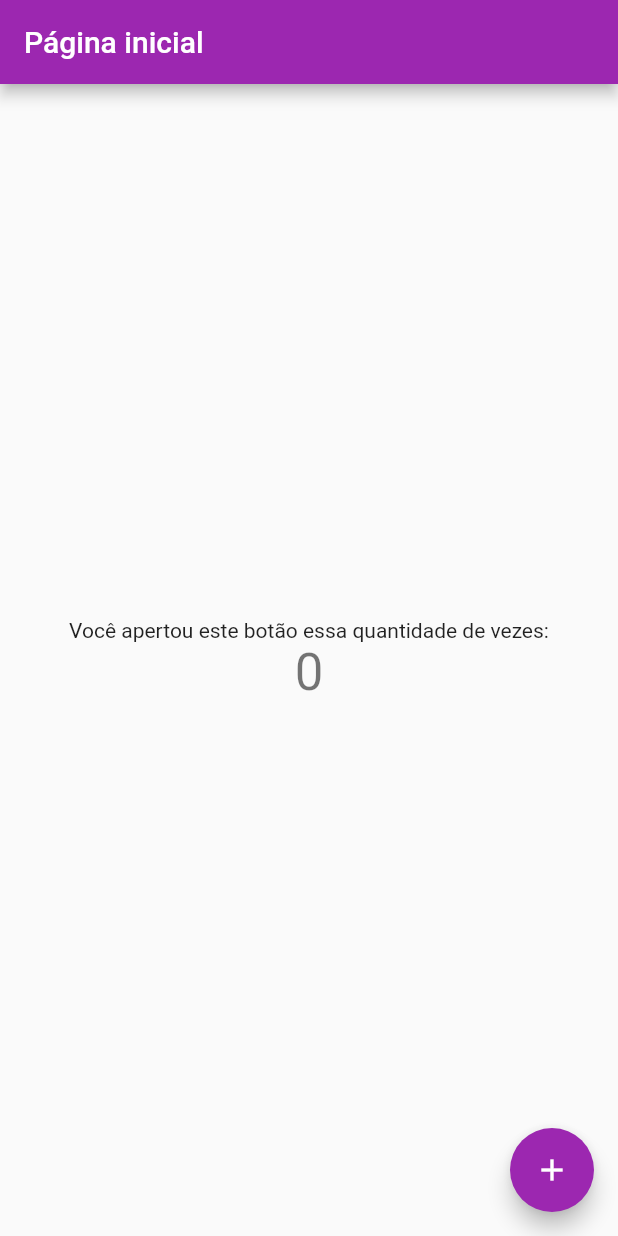
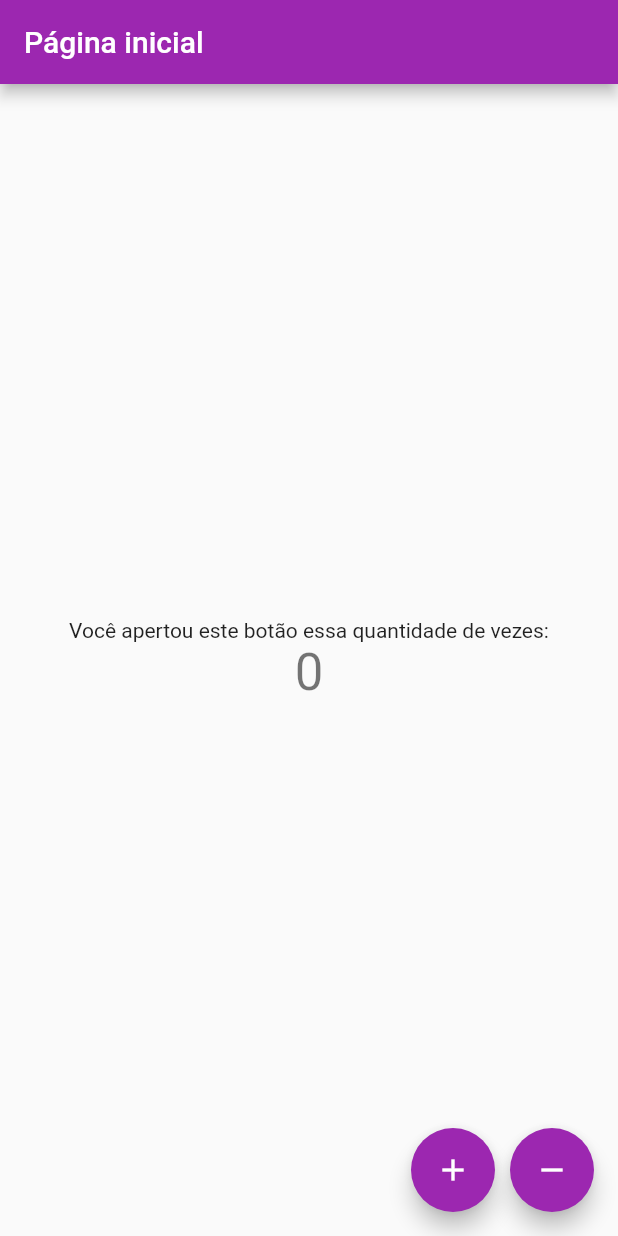
Before and after one commit to Robson019/curso_flutter_ifal, a Flutter app: the screen it shows after launch, on a phone screen of 412 x 824 dp. Run offline on Flutter 3.47's test engine with Material 2 defaults, Android fonts, the phone set to English and light mode, and no system bars.

Commit message:
Add decrement button

```diff
--- a/hello_world/lib/main.dart
+++ b/hello_world/lib/main.dart
@@ -61,6 +61,12 @@ class _MyHomePageState extends State<MyHomePage> {
     });
   }
 
+  void _decrementCounter() {
+    setState(() {
+      _counter--;
+    });
+  }
+
   @override
   Widget build(BuildContext context) {
     // This method is rerun every time setState is called, for instance as done
@@ -105,10 +111,23 @@ class _MyHomePageState extends State<MyHomePage> {
           ],
         ),
       ),
-      floatingActionButton: FloatingActionButton(
-        onPressed: _incrementCounter,
-        tooltip: 'Increment',
-        child: const Icon(Icons.add),
+      floatingActionButton: Row(
+        mainAxisAlignment: MainAxisAlignment.end,
+        children: <Widget>[
+          FloatingActionButton(
+            onPressed: _incrementCounter,
+            tooltip: 'Increment',
+            child: const Icon(Icons.add),
+          ),
+          const SizedBox(
+            width: 10.0,
+          ),
+          FloatingActionButton(
+            onPressed: _decrementCounter,
+            tooltip: 'Decrement',
+            child: const Icon(Icons.remove),
+          ),
+        ],
       ), // This trailing comma makes auto-formatting nicer for build methods.
     );
   }
```
